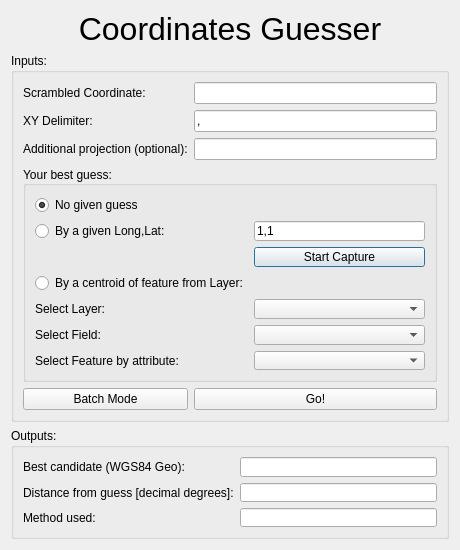
Qt form CoordGuesser_dialog_base.ui (jicrbuh/CoordinateGuesser) before a commit.
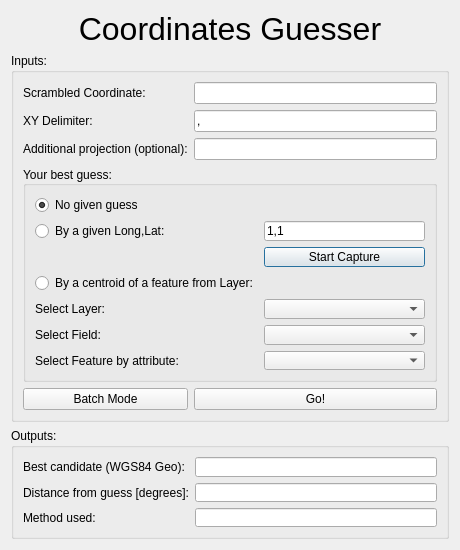
The same form after that commit.

What changed in the file:
```diff
--- a/CoordGuesser_dialog_base.ui
+++ b/CoordGuesser_dialog_base.ui
@@ -150,7 +150,7 @@
             </sizepolicy>
            </property>
            <property name="text">
-            <string>By a centroid of feature from Layer:</string>
+            <string>By a centroid of a feature from Layer:</string>
            </property>
           </widget>
          </item>
@@ -307,7 +307,7 @@
       <item row="1" column="0">
        <widget class="QLabel" name="label_8">
         <property name="text">
-         <string>Distance from guess [decimal degrees]:</string>
+         <string>Distance from guess [degrees]:</string>
         </property>
        </widget>
       </item>
```
Left out of the diff: 6 changed lines with no effect on the pictures.
